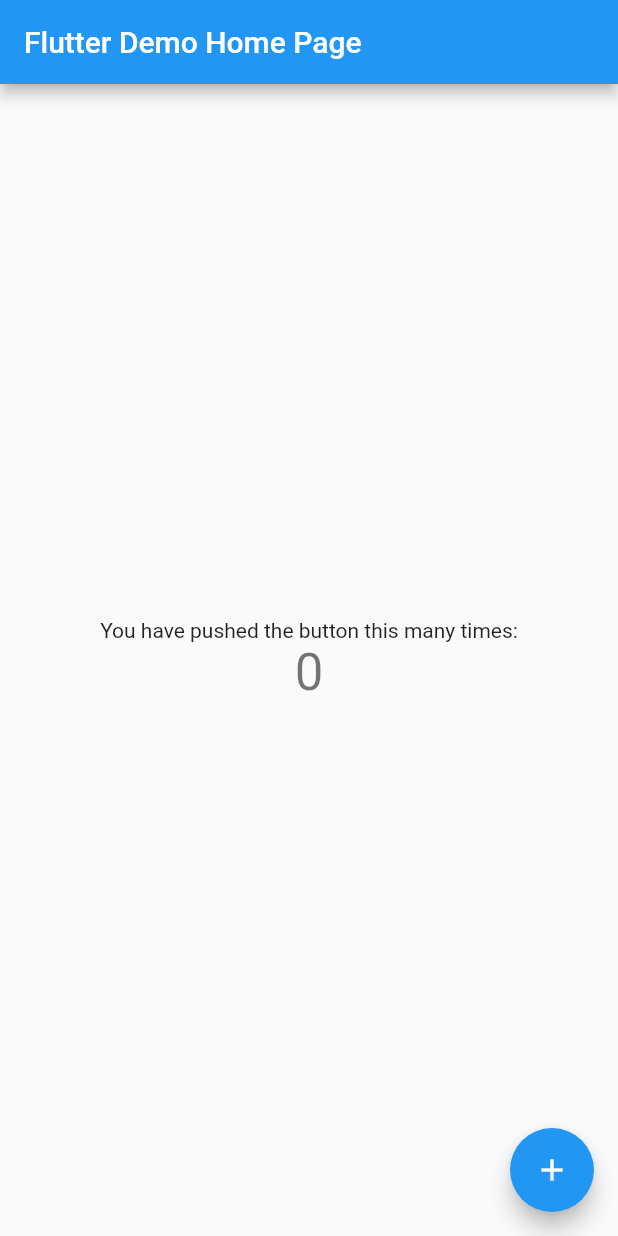
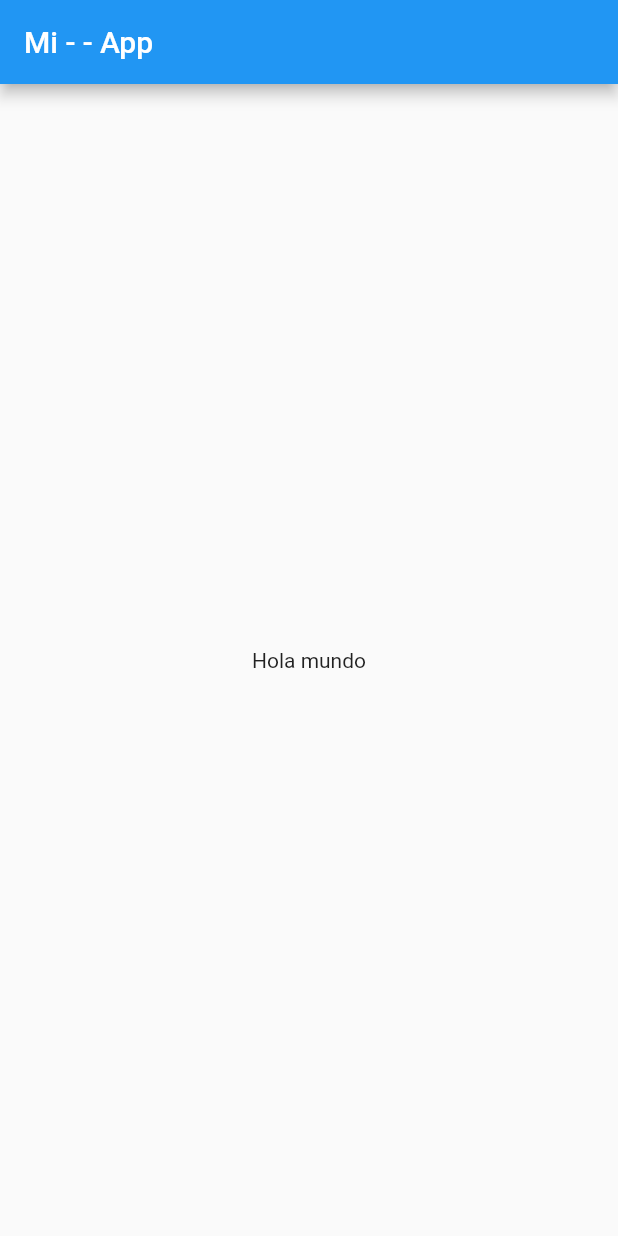
Before and after one commit to yaya-15/practicas_flutter, a Flutter app: the screen it shows after launch, on a phone screen of 412 x 824 dp. Run offline on Flutter 3.47's test engine with Material 2 defaults, Android fonts, the phone set to English and light mode, and no system bars.

Commit message:
hola-mundo

```diff
--- a/flutter_application1/lib/main.dart
+++ b/flutter_application1/lib/main.dart
@@ -1,115 +1,36 @@
 import 'package:flutter/material.dart';
 
-void main() {
-  runApp(const MyApp());
-}
+void main() => runApp(MiApp());
 
-class MyApp extends StatelessWidget {
-  const MyApp({Key? key}) : super(key: key);
+class MiApp extends StatelessWidget {
+  const MiApp({Key? key}) : super(key: key);
 
-  // This widget is the root of your application.
   @override
   Widget build(BuildContext context) {
     return MaterialApp(
-      title: 'Flutter Demo',
-      theme: ThemeData(
-        // This is the theme of your application.
-        //
-        // Try running your application with "flutter run". You'll see the
-        // application has a blue toolbar. Then, without quitting the app, try
-        // changing the primarySwatch below to Colors.green and then invoke
-        // "hot reload" (press "r" in the console where you ran "flutter run",
-        // or simply save your changes to "hot reload" in a Flutter IDE).
-        // Notice that the counter didn't reset back to zero; the application
-        // is not restarted.
-        primarySwatch: Colors.blue,
-      ),
-      home: const MyHomePage(title: 'Flutter Demo Home Page'),
+      title: 'Mi-App',
+      home: Inicio(),
     );
   }
 }
 
-class MyHomePage extends StatefulWidget {
-  const MyHomePage({Key? key, required this.title}) : super(key: key);
-
-  // This widget is the home page of your application. It is stateful, meaning
-  // that it has a State object (defined below) that contains fields that affect
-  // how it looks.
-
-  // This class is the configuration for the state. It holds the values (in this
-  // case the title) provided by the parent (in this case the App widget) and
-  // used by the build method of the State. Fields in a Widget subclass are
-  // always marked "final".
-
-  final String title;
+class Inicio extends StatefulWidget {
+  Inicio({Key? key}) : super(key: key);
 
   @override
-  State<MyHomePage> createState() => _MyHomePageState();
+  State<Inicio> createState() => _InicioState();
 }
 
-class _MyHomePageState extends State<MyHomePage> {
-  int _counter = 0;
-
-  void _incrementCounter() {
-    setState(() {
-      // This call to setState tells the Flutter framework that something has
-      // changed in this State, which causes it to rerun the build method below
-      // so that the display can reflect the updated values. If we changed
-      // _counter without calling setState(), then the build method would not be
-      // called again, and so nothing would appear to happen.
-      _counter++;
-    });
-  }
-
+class _InicioState extends State<Inicio> {
   @override
   Widget build(BuildContext context) {
-    // This method is rerun every time setState is called, for instance as done
-    // by the _incrementCounter method above.
-    //
-    // The Flutter framework has been optimized to make rerunning build methods
-    // fast, so that you can just rebuild anything that needs updating rather
-    // than having to individually change instances of widgets.
     return Scaffold(
       appBar: AppBar(
-        // Here we take the value from the MyHomePage object that was created by
-        // the App.build method, and use it to set our appbar title.
-        title: Text(widget.title),
+        title: Text('Mi - - App'),
       ),
       body: Center(
-        // Center is a layout widget. It takes a single child and positions it
-        // in the middle of the parent.
-        child: Column(
-          // Column is also a layout widget. It takes a list of children and
-          // arranges them vertically. By default, it sizes itself to fit its
-          // children horizontally, and tries to be as tall as its parent.
-          //
-          // Invoke "debug painting" (press "p" in the console, choose the
-          // "Toggle Debug Paint" action from the Flutter Inspector in Android
-          // Studio, or the "Toggle Debug Paint" command in Visual Studio Code)
-          // to see the wireframe for each widget.
-          //
-          // Column has various properties to control how it sizes itself and
-          // how it positions its children. Here we use mainAxisAlignment to
-          // center the children vertically; the main axis here is the vertical
-          // axis because Columns are vertical (the cross axis would be
-          // horizontal).
-          mainAxisAlignment: MainAxisAlignment.center,
-          children: <Widget>[
-            const Text(
-              'You have pushed the button this many times:',
-            ),
-            Text(
-              '$_counter',
-              style: Theme.of(context).textTheme.headline4,
-            ),
-          ],
-        ),
+        child: Text('Hola mundo'),
       ),
-      floatingActionButton: FloatingActionButton(
-        onPressed: _incrementCounter,
-        tooltip: 'Increment',
-        child: const Icon(Icons.add),
-      ), // This trailing comma makes auto-formatting nicer for build methods.
     );
   }
 }
--- a/flutter_application1/pubspec.yaml
+++ b/flutter_application1/pubspec.yaml
@@ -34,11 +34,17 @@
   # The following adds the Cupertino Icons font to your application.
   # Use with the CupertinoIcons class for iOS style icons.
   cupertino_icons: ^1.0.2
+  cached_network_image: 0.8.0
+  path_provider: ^1.1.2
+
 
 dev_dependencies:
   flutter_test:
     sdk: flutter
 
+
+dependency_overrides:
+  path_provider: ^1.1.2
   # The "flutter_lints" package below contains a set of recommended lints to
   # encourage good coding practices. The lint set provided by the package is
   # activated in the `analysis_options.yaml` file located at the root of your
```
Also changed, not shown: flutter_application1/pubspec.lock, 3 other files.
